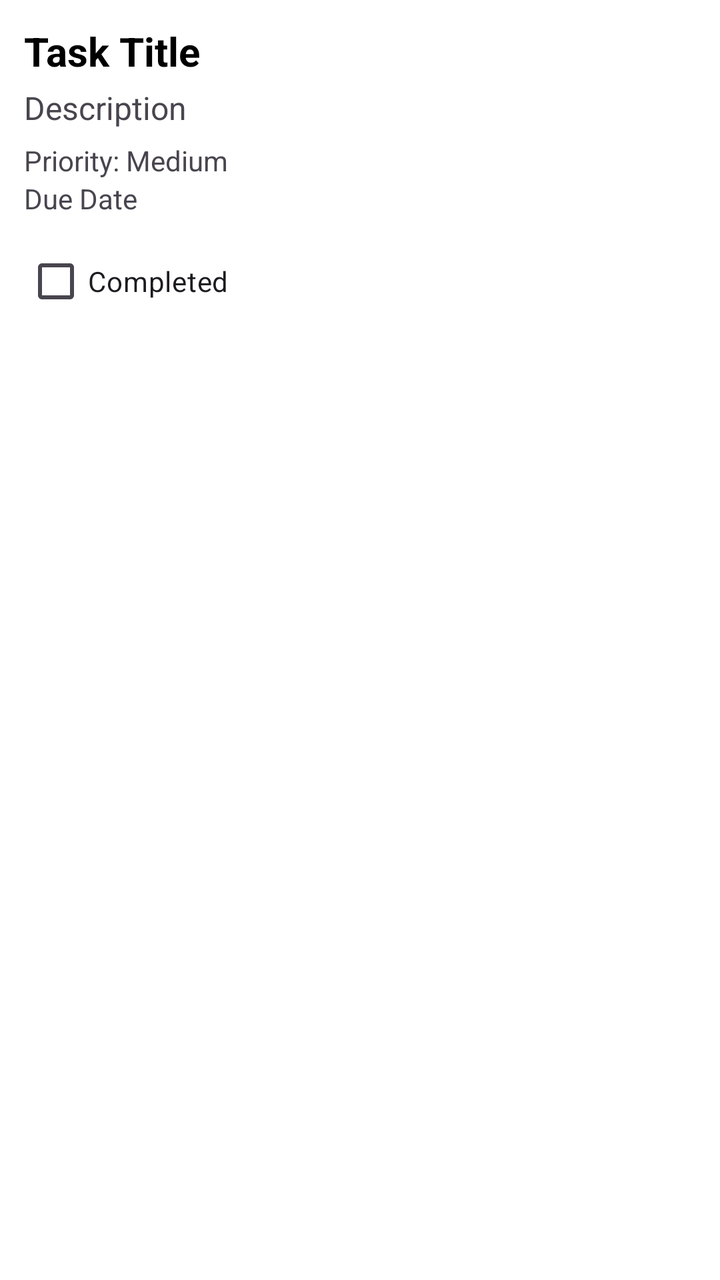
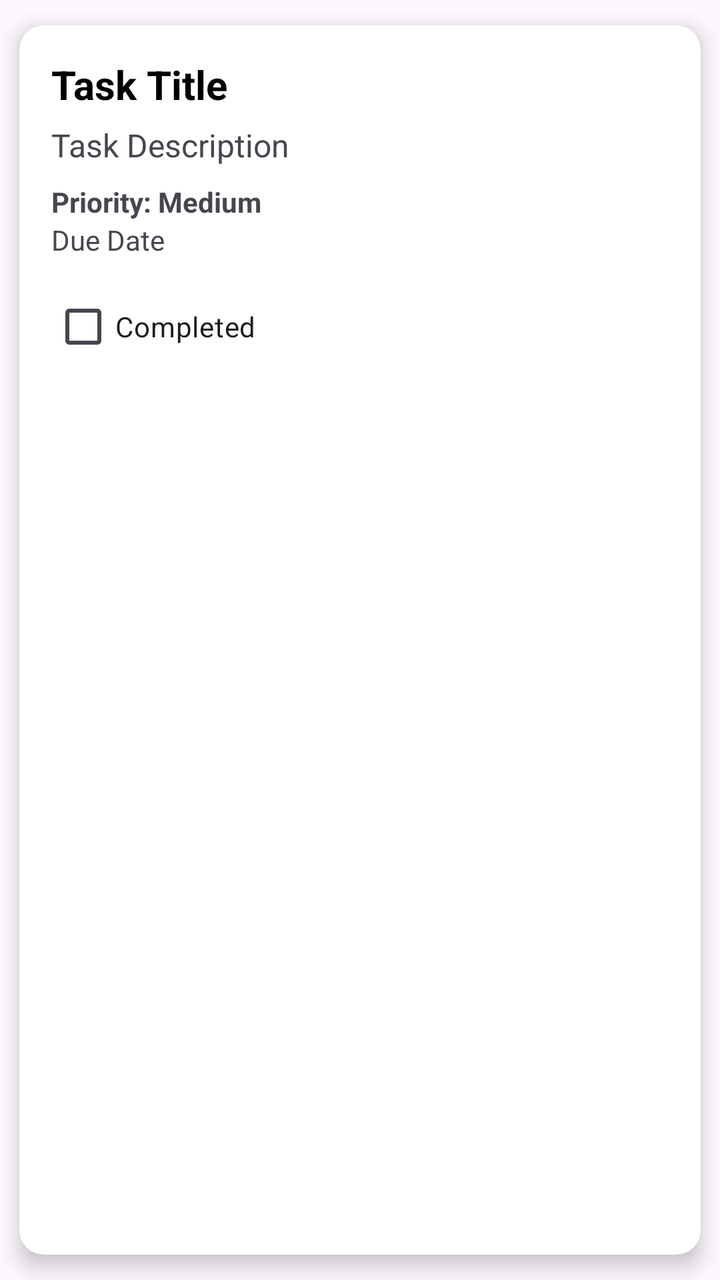

The first picture is an Android layout as it rendered before a commit; the second is the same layout after the commit. The layout source and the unified diff follow.
<!-- AndroidManifest.xml: application theme Theme.TaskMaster -->
<!-- res/layout/item_task.xml -->
<?xml version="1.0" encoding="utf-8"?>


<LinearLayout xmlns:android="http://schemas.android.com/apk/res/android"
    android:layout_width="match_parent"
    android:layout_height="wrap_content"
    android:orientation="vertical"
    android:padding="12dp"
    android:layout_margin="8dp"
    android:background="#FFFFFF">

    <TextView
        android:id="@+id/tvTaskTitle"
        android:layout_width="wrap_content"
        android:layout_height="wrap_content"
        android:text="Task Title"
        android:textSize="20sp"
        android:textStyle="bold"
        android:textColor="#000000" />

    <TextView
        android:id="@+id/tvTaskDescription"
        android:layout_width="wrap_content"
        android:layout_height="wrap_content"
        android:text="Description"
        android:textSize="16sp"
        android:layout_marginTop="4dp" />

    <TextView
        android:id="@+id/tvTaskPriority"
        android:layout_width="wrap_content"
        android:layout_height="wrap_content"
        android:text="Priority: Medium"
        android:textSize="14sp"
        android:layout_marginTop="6dp" />

    <TextView
        android:id="@+id/tvTaskDueDate"
        android:layout_width="wrap_content"
        android:layout_height="wrap_content"
        android:text="Due Date"
        android:textSize="14sp" />

    <CheckBox
        android:id="@+id/cbTaskCompleted"
        android:layout_width="wrap_content"
        android:layout_height="wrap_content"
        android:text="Completed"
        android:layout_marginTop="8dp" />

</LinearLayout>
<!-- resources referenced by this layout -->
<resources>
  <style name="Theme.TaskMaster" parent="Base.Theme.TaskMaster" />
  <style name="Base.Theme.TaskMaster" parent="Theme.Material3.DayNight.NoActionBar">
          
          
      </style>
</resources>

<!-- the commit's change to res/layout/item_task.xml (unified diff, before → after) -->
@@ -1,51 +1,62 @@
 <?xml version="1.0" encoding="utf-8"?>
 
 
-<LinearLayout xmlns:android="http://schemas.android.com/apk/res/android"
+<androidx.cardview.widget.CardView
+    xmlns:android="http://schemas.android.com/apk/res/android"
+    xmlns:card_view="http://schemas.android.com/apk/res-auto"
+
     android:layout_width="match_parent"
     android:layout_height="wrap_content"
-    android:orientation="vertical"
-    android:padding="12dp"
     android:layout_margin="8dp"
-    android:background="#FFFFFF">
 
-    <TextView
-        android:id="@+id/tvTaskTitle"
-        android:layout_width="wrap_content"
+    card_view:cardCornerRadius="12dp"
+    card_view:cardElevation="6dp"
+    card_view:cardUseCompatPadding="true">
+
+    <LinearLayout
+        android:layout_width="match_parent"
         android:layout_height="wrap_content"
-        android:text="Task Title"
-        android:textSize="20sp"
-        android:textStyle="bold"
-        android:textColor="#000000" />
+        android:orientation="vertical"
+        android:padding="16dp">
 
-    <TextView
-        android:id="@+id/tvTaskDescription"
-        android:layout_width="wrap_content"
-        android:layout_height="wrap_content"
-        android:text="Description"
-        android:textSize="16sp"
-        android:layout_marginTop="4dp" />
+        <TextView
+            android:id="@+id/tvTaskTitle"
+            android:layout_width="wrap_content"
+            android:layout_height="wrap_content"
+            android:text="Task Title"
+            android:textStyle="bold"
+            android:textSize="20sp"
+            android:textColor="@android:color/black"/>
 
-    <TextView
-        android:id="@+id/tvTaskPriority"
-        android:layout_width="wrap_content"
-        android:layout_height="wrap_content"
-        android:text="Priority: Medium"
-        android:textSize="14sp"
-        android:layout_marginTop="6dp" />
+        <TextView
+            android:id="@+id/tvTaskDescription"
+            android:layout_width="wrap_content"
+            android:layout_height="wrap_content"
+            android:layout_marginTop="6dp"
+            android:text="Task Description"
+            android:textSize="16sp"/>
 
-    <TextView
-        android:id="@+id/tvTaskDueDate"
-        android:layout_width="wrap_content"
-        android:layout_height="wrap_content"
-        android:text="Due Date"
-        android:textSize="14sp" />
+        <TextView
+            android:id="@+id/tvTaskPriority"
+            android:layout_width="wrap_content"
+            android:layout_height="wrap_content"
+            android:layout_marginTop="8dp"
+            android:text="Priority: Medium"
+            android:textStyle="bold"/>
 
-    <CheckBox
-        android:id="@+id/cbTaskCompleted"
-        android:layout_width="wrap_content"
-        android:layout_height="wrap_content"
-        android:text="Completed"
-        android:layout_marginTop="8dp" />
+        <TextView
+            android:id="@+id/tvTaskDueDate"
+            android:layout_width="wrap_content"
+            android:layout_height="wrap_content"
+            android:text="Due Date"/>
 
-</LinearLayout>
+        <CheckBox
+            android:id="@+id/cbTaskCompleted"
+            android:layout_width="wrap_content"
+            android:layout_height="wrap_content"
+            android:layout_marginTop="10dp"
+            android:text="Completed"/>
+
+    </LinearLayout>
+
+</androidx.cardview.widget.CardView>
